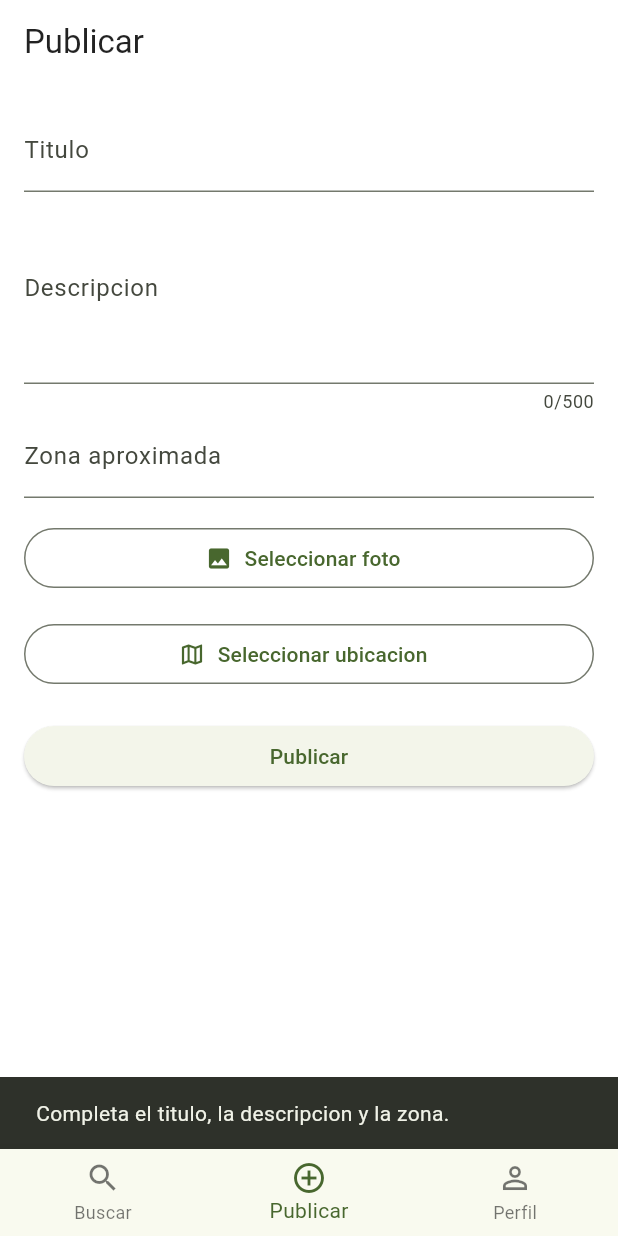
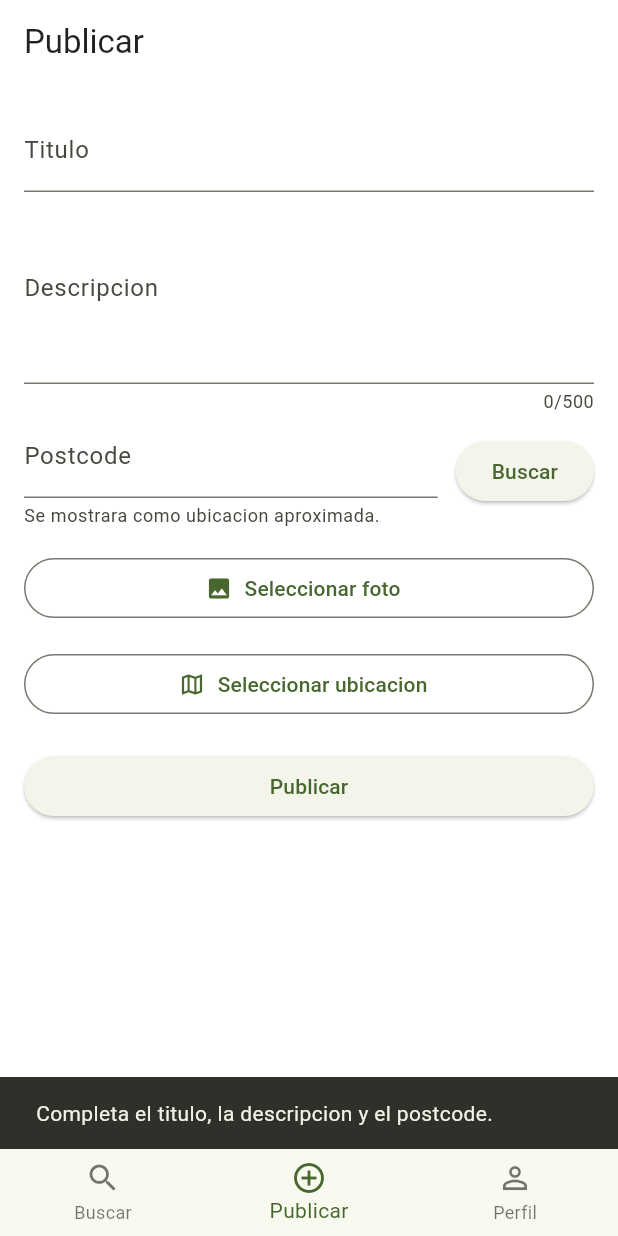
Before and after one commit to galmonacid/ReLoved, a Flutter app: the screen it shows once a user with an empty profile is signed in, item 2 of the bottom bar chosen, after a tap on "Publicar", on a phone screen of 412 x 824 dp. Run offline on Flutter 3.47's test engine with Material 3 defaults, Android fonts, the phone set to English and light mode, and no system bars; our stand-ins replace cloud_firestore, cloud_functions, firebase_analytics, firebase_auth, firebase_core, firebase_crashlytics and 5 more; missing offline and left inert: firebase_app_check; accounts and stored records are empty; statements that could not run were skipped.

Commit message:
Add UK postcode lookup

```diff
--- a/app/lib/src/home/publish_screen.dart
+++ b/app/lib/src/home/publish_screen.dart
@@ -10,6 +10,7 @@ import "package:image_picker/image_picker.dart";
 import "package:latlong2/latlong.dart";
 import "../utils/geo.dart";
 import "../utils/location.dart";
+import "../utils/postcode_lookup.dart";
 import "../widgets/map_picker.dart";
 import "item_detail_screen.dart";
 
@@ -30,6 +31,7 @@ class _PublishScreenState extends State<PublishScreen> {
   Uint8List? _imageBytes;
   LatLng? _location;
   bool _isLoading = false;
+  bool _isLookingUpPostcode = false;
 
   @override
   void initState() {
@@ -91,6 +93,37 @@ class _PublishScreenState extends State<PublishScreen> {
     }
   }
 
+  Future<void> _lookupPostcode() async {
+    final postcode = _areaController.text.trim();
+    if (postcode.isEmpty) {
+      _showError("Ingresa un postcode.");
+      return;
+    }
+    setState(() {
+      _isLookingUpPostcode = true;
+    });
+    try {
+      final result = await lookupUkPostcode(postcode);
+      if (result == null) {
+        _showError("Postcode no encontrado.");
+        return;
+      }
+      if (!mounted) return;
+      setState(() {
+        _location = result.location;
+        _areaController.text = result.postcode;
+      });
+    } catch (_) {
+      _showError("No se pudo buscar el postcode.");
+    } finally {
+      if (mounted) {
+        setState(() {
+          _isLookingUpPostcode = false;
+        });
+      }
+    }
+  }
+
   Future<void> _publish() async {
     final user = FirebaseAuth.instance.currentUser;
     if (user == null) {
@@ -101,7 +134,7 @@ class _PublishScreenState extends State<PublishScreen> {
     final description = _descriptionController.text.trim();
     final area = _areaController.text.trim();
     if (title.isEmpty || description.isEmpty || area.isEmpty) {
-      _showError("Completa el titulo, la descripcion y la zona.");
+      _showError("Completa el titulo, la descripcion y el postcode.");
       return;
     }
     if (_imageFile == null) {
@@ -224,11 +257,31 @@ class _PublishScreenState extends State<PublishScreen> {
               maxLength: 500,
               decoration: const InputDecoration(labelText: "Descripcion"),
             ),
-            TextField(
-              controller: _areaController,
-              decoration:
-                  const InputDecoration(labelText: "Zona aproximada"),
-            ),
+              Row(
+                children: [
+                  Expanded(
+                    child: TextField(
+                      controller: _areaController,
+                      textCapitalization: TextCapitalization.characters,
+                      decoration: const InputDecoration(
+                        labelText: "Postcode",
+                        helperText: "Se mostrara como ubicacion aproximada.",
+                      ),
+                    ),
+                  ),
+                  const SizedBox(width: 12),
+                  ElevatedButton(
+                    onPressed: _isLookingUpPostcode ? null : _lookupPostcode,
+                    child: _isLookingUpPostcode
+                        ? const SizedBox(
+                            width: 16,
+                            height: 16,
+                            child: CircularProgressIndicator(strokeWidth: 2),
+                          )
+                        : const Text("Buscar"),
+                  ),
+                ],
+              ),
             const SizedBox(height: 16),
             OutlinedButton.icon(
               onPressed: _pickImage,
--- a/app/lib/src/home/search_screen.dart
+++ b/app/lib/src/home/search_screen.dart
@@ -5,6 +5,7 @@ import "package:latlong2/latlong.dart";
 import "../models/item.dart";
 import "../utils/geo.dart";
 import "../utils/location.dart";
+import "../utils/postcode_lookup.dart";
 import "../widgets/item_image.dart";
 import "../widgets/map_picker.dart";
 import "item_detail_screen.dart";
@@ -20,11 +21,20 @@ class _SearchScreenState extends State<SearchScreen> {
   LatLng _center = defaultCenter;
   double _radiusKm = 5;
   String _query = "";
+  String? _centerLabel;
+  bool _isLookingUpPostcode = false;
+  final _postcodeController = TextEditingController();
 
   @override
   void initState() {
     super.initState();
     _loadInitialLocation();
+  }
+
+  @override
+  void dispose() {
+    _postcodeController.dispose();
+    super.dispose();
   }
 
   Future<void> _loadInitialLocation() async {
@@ -44,8 +54,46 @@ class _SearchScreenState extends State<SearchScreen> {
     if (selected != null && mounted) {
       setState(() {
         _center = selected;
+        _centerLabel = null;
       });
     }
+  }
+
+  Future<void> _lookupPostcode() async {
+    final postcode = _postcodeController.text.trim();
+    if (postcode.isEmpty) {
+      _showError("Ingresa un postcode.");
+      return;
+    }
+    setState(() {
+      _isLookingUpPostcode = true;
+    });
+    try {
+      final result = await lookupUkPostcode(postcode);
+      if (result == null) {
+        _showError("Postcode no encontrado.");
+        return;
+      }
+      if (!mounted) return;
+      setState(() {
+        _center = result.location;
+        _centerLabel = result.postcode;
+      });
+    } catch (_) {
+      _showError("No se pudo buscar el postcode.");
+    } finally {
+      if (mounted) {
+        setState(() {
+          _isLookingUpPostcode = false;
+        });
+      }
+    }
+  }
+
+  void _showError(String message) {
+    ScaffoldMessenger.of(context).showSnackBar(
+      SnackBar(content: Text(message)),
+    );
   }
 
   @override
@@ -62,12 +110,41 @@ class _SearchScreenState extends State<SearchScreen> {
               children: [
                 Expanded(
                   child: Text(
-                    "Ubicacion: ${_center.latitude.toStringAsFixed(3)}, ${_center.longitude.toStringAsFixed(3)}",
+                    _centerLabel == null
+                        ? "Ubicacion: ${_center.latitude.toStringAsFixed(3)}, ${_center.longitude.toStringAsFixed(3)}"
+                        : "Ubicacion: ${_centerLabel!}",
                   ),
                 ),
                 TextButton(
                   onPressed: _pickCenter,
                   child: const Text("Cambiar"),
+                ),
+              ],
+            ),
+          ),
+          Padding(
+            padding: const EdgeInsets.symmetric(horizontal: 16),
+            child: Row(
+              children: [
+                Expanded(
+                  child: TextField(
+                    controller: _postcodeController,
+                    textCapitalization: TextCapitalization.characters,
+                    decoration: const InputDecoration(
+                      labelText: "Buscar por postcode",
+                    ),
+                  ),
+                ),
+                const SizedBox(width: 12),
+                ElevatedButton(
+                  onPressed: _isLookingUpPostcode ? null : _lookupPostcode,
+                  child: _isLookingUpPostcode
+                      ? const SizedBox(
+                          width: 16,
+                          height: 16,
+                          child: CircularProgressIndicator(strokeWidth: 2),
+                        )
+                      : const Text("Buscar"),
                 ),
               ],
             ),
--- a/app/pubspec.yaml
+++ b/app/pubspec.yaml
@@ -41,6 +41,7 @@ dependencies:
   firebase_analytics: ^10.8.0
   firebase_crashlytics: ^3.5.0
   firebase_app_check: ^0.2.1
+  http: ^1.2.2
   image_picker: ^1.0.7
   flutter_map: ^6.1.0
   latlong2: ^0.9.1
```
Also changed, not shown: app/lib/src/utils/postcode_lookup.dart (added, +37 -0 lines), app/pubspec.lock, 2 other files.
